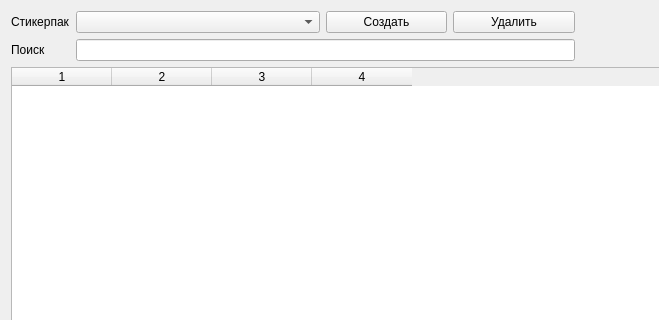
Qt form ui/mainwindow.ui (rkfg/mxstickers) before a commit; both pictures show x 0 to 659 and y 0 to 320 of the 800 by 600 pixel window.
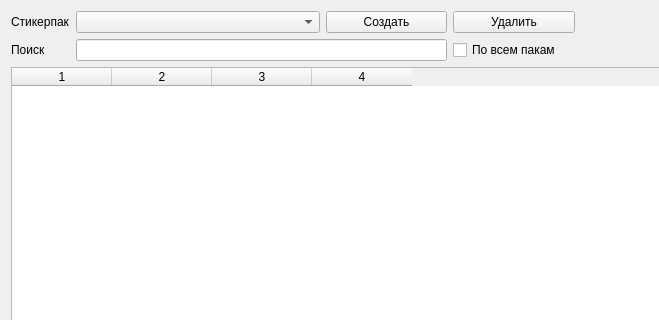
The same form after that commit. Icons and pictures are not drawn.

Patch:
```diff
--- a/ui/mainwindow.ui
+++ b/ui/mainwindow.ui
@@ -15,9 +15,6 @@
   </property>
   <widget class="QWidget" name="centralWidget">
    <layout class="QGridLayout" name="gridLayout">
-    <item row="1" column="2" colspan="4">
-     <widget class="QLineEdit" name="le_filter"/>
-    </item>
     <item row="0" column="7">
      <widget class="QPushButton" name="b_preferences">
       <property name="sizePolicy">
@@ -140,6 +137,16 @@
       </property>
      </widget>
     </item>
+    <item row="1" column="2" colspan="3">
+     <widget class="QLineEdit" name="le_filter"/>
+    </item>
+    <item row="1" column="5">
+     <widget class="QCheckBox" name="cb_global_search">
+      <property name="text">
+       <string>По всем пакам</string>
+      </property>
+     </widget>
+    </item>
    </layout>
   </widget>
   <widget class="QStatusBar" name="statusBar"/>
```
